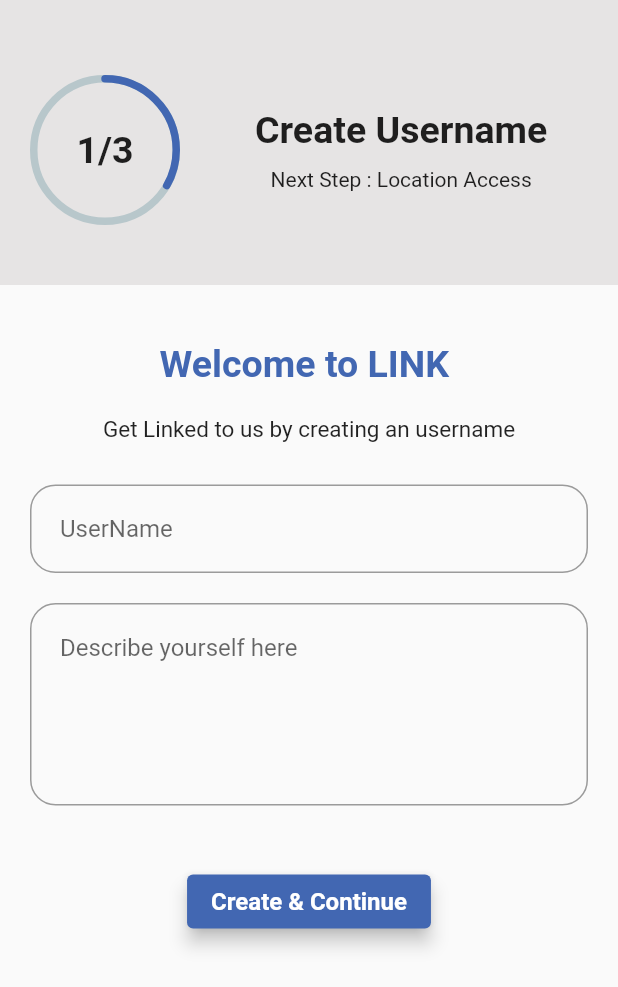
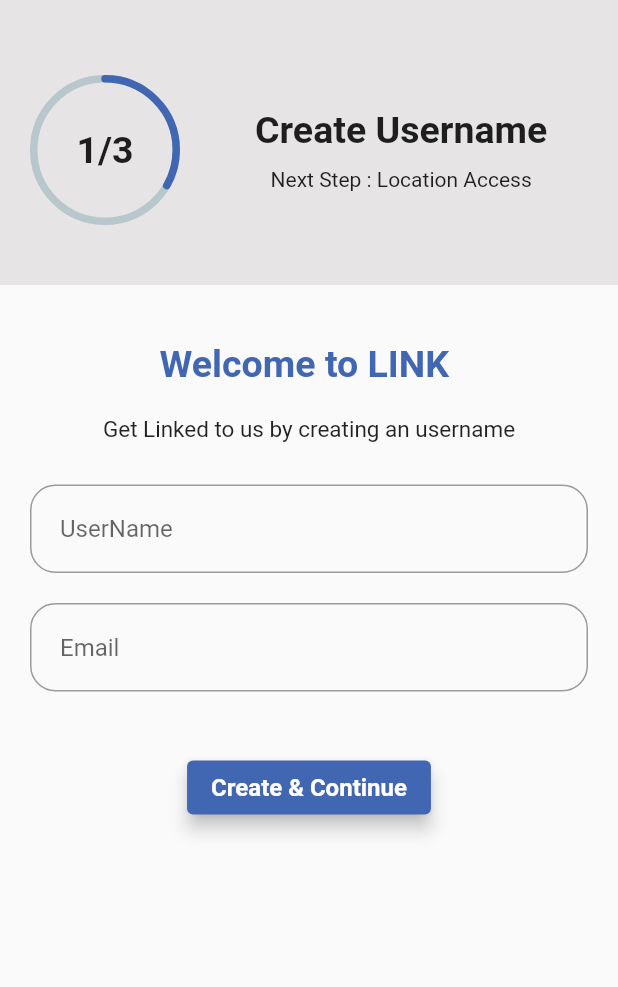
Before and after one commit to aditya-taparia/googleSolutionChallenge, a Flutter app: the screen it shows once a user with an empty profile is signed in, after a tap on "Create & Continue", after a tap on "Back", on a phone screen of 412 x 824 dp. Shown: the top 987 px of the screen. Run offline on Flutter 3.47's test engine with Material 2 defaults, Android fonts, the phone set to English and light mode, and no system bars; drawn by our look-alikes of percent_indicator; our stand-ins replace cloud_firestore, firebase_auth, firebase_core, google_fonts, google_sign_in, lottie and 3 more; missing offline and left inert: particles_flutter, side_header_list_view; accounts and stored records are empty; project files that could hold a hidden picture were left out.

Commit message:
userdata_fs

```diff
--- a/lib/main.dart
+++ b/lib/main.dart
@@ -103,7 +103,8 @@ class _WrapperState extends State<Wrapper> {
       if (user == null) {
         return isviewed != 0 ? const Start() : const Login();
       } else {
-        return isstep != 0 ? const MyStepper() : const Home();
+        return MyStepper(user: user);
+        //return isstep != 0 ? const MyStepper() : const Home();
       }
     }
   }
--- /dev/null
+++ b/lib/models/userdata.dart
@@ -0,0 +1,13 @@
+class Userdata {
+  final String name;
+  final String email;
+
+  Userdata({required this.name, required this.email});
+
+  Map<String, dynamic> toMap() {
+    return {
+      'name': name,
+      'email': email,
+    };
+  }
+}
--- a/lib/screens/home/Screens/forum.dart
+++ b/lib/screens/home/Screens/forum.dart
@@ -14,7 +14,10 @@ class _ForumState extends State<Forum> {
       length: 2,
       child: Scaffold(
         appBar: AppBar(
-          bottom: TabBar(
+          flexibleSpace: Column(
+            mainAxisAlignment: MainAxisAlignment.end,
+            children: const [
+              TabBar(
                   indicatorColor: Colors.white,
                   unselectedLabelColor: Colors.white70,
                   tabs: [
@@ -29,7 +32,9 @@ class _ForumState extends State<Forum> {
                       'Chats',
                       style: TextStyle(fontSize: 20),
                     )),
-              ]),
+                  ])
+            ],
+          ),
         ),
         body: TabBarView(children: [
           Center(
--- a/lib/screens/steps.dart
+++ b/lib/screens/steps.dart
@@ -1,12 +1,16 @@
 import 'package:flutter/foundation.dart';
 import 'package:flutter/material.dart';
 import 'package:googlesolutionchallenge/main.dart';
+import 'package:googlesolutionchallenge/models/user.dart';
 import 'package:percent_indicator/percent_indicator.dart';
 import 'package:lottie/lottie.dart';
 import 'package:shared_preferences/shared_preferences.dart';
 
+import '../services/userdatabase.dart';
+
 class MyStepper extends StatefulWidget {
-  const MyStepper({Key? key}) : super(key: key);
+  final Users user;
+  const MyStepper({Key? key, required this.user}) : super(key: key);
 
   @override
   _MyStepperState createState() => _MyStepperState();
@@ -28,6 +32,9 @@ class _MyStepperState extends State<MyStepper> {
   int current = 1;
   List<String> arr = ['Create Username', 'Location Access', 'Create Avatar'];
   String s = 'Finish';
+  bool isusername = true;
+  TextEditingController nameController = TextEditingController();
+  TextEditingController emailController = TextEditingController();
 
   @override
   Widget build(BuildContext context) {
@@ -81,7 +88,8 @@ class _MyStepperState extends State<MyStepper> {
                 ),
               ),
             ),
-            switchcase(current, continueStep, previousStep, context)
+            switchcase(current, continueStep, previousStep, context,
+                nameController, emailController, widget.user.userid)
           ]),
         ),
       ),
@@ -89,7 +97,14 @@ class _MyStepperState extends State<MyStepper> {
   }
 }
 
-Widget switchcase(value, continueStep, previousStep, BuildContext context) {
+Widget switchcase(
+    value,
+    continueStep,
+    previousStep,
+    BuildContext context,
+    TextEditingController nameController,
+    TextEditingController emailController,
+    String userid) {
   switch (value) {
     case 1:
       return Padding(
@@ -108,9 +123,9 @@ Widget switchcase(value, continueStep, previousStep, BuildContext context) {
                   style: TextStyle(fontSize: 15)),
               Padding(
                 padding: const EdgeInsets.only(top: 18.0),
-                child: textfielduse('UserName', false),
+                child: textfielduse('UserName', false, nameController),
               ),
-              textfielduse('Describe yourself here', true),
+              textfielduse('Email', false, emailController),
               Center(
                 child: Padding(
                   padding: const EdgeInsets.only(top: 30.0),
@@ -125,6 +140,8 @@ Widget switchcase(value, continueStep, previousStep, BuildContext context) {
                           elevation: 5,
                         ),
                         onPressed: () {
+                          UserDatabaseService(uid: userid).updateUserData(
+                              nameController.text, emailController.text);
                           continueStep();
                         },
                         child: const Text(
@@ -382,10 +399,11 @@ Widget switchcase(value, continueStep, previousStep, BuildContext context) {
   }
 }
 
-Widget textfielduse(hint, isdescription) {
+Widget textfielduse(hint, isdescription, TextEditingController controller) {
   return Container(
     padding: const EdgeInsets.all(10),
     child: TextFormField(
+      controller: controller,
       maxLines: isdescription ? 5 : 1,
       decoration: InputDecoration(
         contentPadding: const EdgeInsets.all(20),
@@ -401,7 +419,7 @@ Widget textfielduse(hint, isdescription) {
       validator: (val) {
         return null;
       },
-      keyboardType: TextInputType.emailAddress,
+      keyboardType: TextInputType.text,
     ),
   );
 }
--- /dev/null
+++ b/lib/services/userdatabase.dart
@@ -0,0 +1,18 @@
+import 'package:cloud_firestore/cloud_firestore.dart';
+
+class UserDatabaseService {
+  final String uid;
+  UserDatabaseService({required this.uid});
+
+  // Collection Refrence
+  final CollectionReference userdatacollection =
+      FirebaseFirestore.instance.collection('Userdata');
+
+  // Update or add user data
+  Future updateUserData(String name, String email) async {
+    return await userdatacollection.doc(uid).set({
+      'name': name,
+      'email': email,
+    });
+  }
+}
--- a/pubspec.yaml
+++ b/pubspec.yaml
@@ -60,6 +60,7 @@ dependencies:
   side_header_list_view: ^1.0.0-nullsafety.0
 
   rxdart: ^0.27.3
+  cloud_firestore: ^3.1.10
 
 dev_dependencies:
   flutter_test:
```
Also changed, not shown: pubspec.lock. Lines whose indentation alone changed are shown as unchanged.
